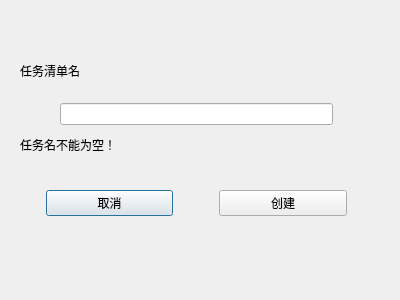
Qt form addtasklist.ui (interestingLSY/DDL-Firewall) before a commit.
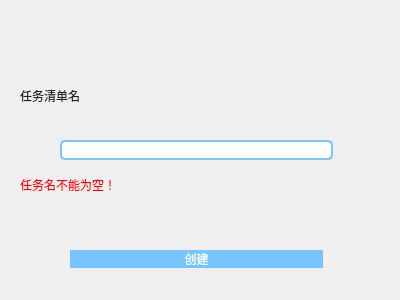
The same form after that commit.

Diff of the .ui file:
```diff
--- a/addtasklist.ui
+++ b/addtasklist.ui
@@ -22,7 +22,7 @@
      <height>261</height>
     </rect>
    </property>
-   <layout class="QVBoxLayout" name="verticalLayout" stretch="1,2,2,1,1,2,2">
+   <layout class="QVBoxLayout" name="verticalLayout" stretch="1,2,2,1,1,2">
     <property name="sizeConstraint">
      <enum>QLayout::SetNoConstraint</enum>
     </property>
@@ -53,9 +53,16 @@
     </item>
     <item>
      <widget class="QLabel" name="label">
+      <property name="styleSheet">
+       <string notr="true">font: 20 14pt '微软雅黑 Light';
+color: rgb(31,31,31);</string>
+      </property>
       <property name="text">
        <string>任务清单名</string>
       </property>
+      <property name="alignment">
+       <set>Qt::AlignLeading|Qt::AlignLeft|Qt::AlignVCenter</set>
+      </property>
      </widget>
     </item>
     <item>
@@ -77,7 +84,15 @@
        </spacer>
       </item>
       <item>
-       <widget class="QLineEdit" name="lineEdit"/>
+       <widget class="QLineEdit" name="input_tasklist_name">
+        <property name="styleSheet">
+         <string notr="true">font: 25 13pt '微软雅黑 Light';
+color: rgb(31,31,31);
+padding-left:20px;
+border:2px solid rgb(120,196,255);
+border-radius:5px;</string>
+        </property>
+       </widget>
       </item>
       <item>
        <spacer name="horizontalSpacer_5">
@@ -96,6 +111,10 @@
     </item>
     <item>
      <widget class="QLabel" name="remind">
+      <property name="styleSheet">
+       <string notr="true">font: 12 9pt '微软雅黑 Light';
+color: rgb(255,0,0);</string>
+      </property>
       <property name="text">
        <string>任务名不能为空！</string>
       </property>
@@ -115,7 +134,7 @@
      </spacer>
     </item>
     <item>
-     <layout class="QHBoxLayout" name="horizontalLayout_2" stretch="1,5,0,5,1">
+     <layout class="QHBoxLayout" name="horizontalLayout_2" stretch="1,5,1">
       <property name="sizeConstraint">
        <enum>QLayout::SetNoConstraint</enum>
       </property>
@@ -133,27 +152,20 @@
        </spacer>
       </item>
       <item>
-       <widget class="QPushButton" name="pushButton">
-        <property name="text">
-         <string>取消</string>
+       <widget class="QPushButton" name="btn_create">
+        <property name="styleSheet">
+         <string notr="true">QPushButton{
+font: 25 14pt '微软雅黑 Light';
+color: rgb(255,255,255);
+background-color: rgb(120,196,255);
+border: none;border-radius:15px;
+}QPushButton:hover{
+background-color: rgb(22,218,208);
+}
+QPushButton:pressed{
+background-color: rgb(17,171,164);
+}</string>
         </property>
-       </widget>
-      </item>
-      <item>
-       <spacer name="horizontalSpacer_2">
-        <property name="orientation">
-         <enum>Qt::Horizontal</enum>
-        </property>
-        <property name="sizeHint" stdset="0">
-         <size>
-          <width>40</width>
-          <height>20</height>
-         </size>
-        </property>
-       </spacer>
-      </item>
-      <item>
-       <widget class="QPushButton" name="pushButton_2">
         <property name="text">
          <string>创建</string>
         </property>
@@ -174,19 +186,6 @@
       </item>
      </layout>
     </item>
-    <item>
-     <spacer name="verticalSpacer_3">
-      <property name="orientation">
-       <enum>Qt::Vertical</enum>
-      </property>
-      <property name="sizeHint" stdset="0">
-       <size>
-        <width>20</width>
-        <height>40</height>
-       </size>
-      </property>
-     </spacer>
-    </item>
    </layout>
   </widget>
  </widget>
```
Left out of the diff: 19 changed lines with no effect on the pictures.
